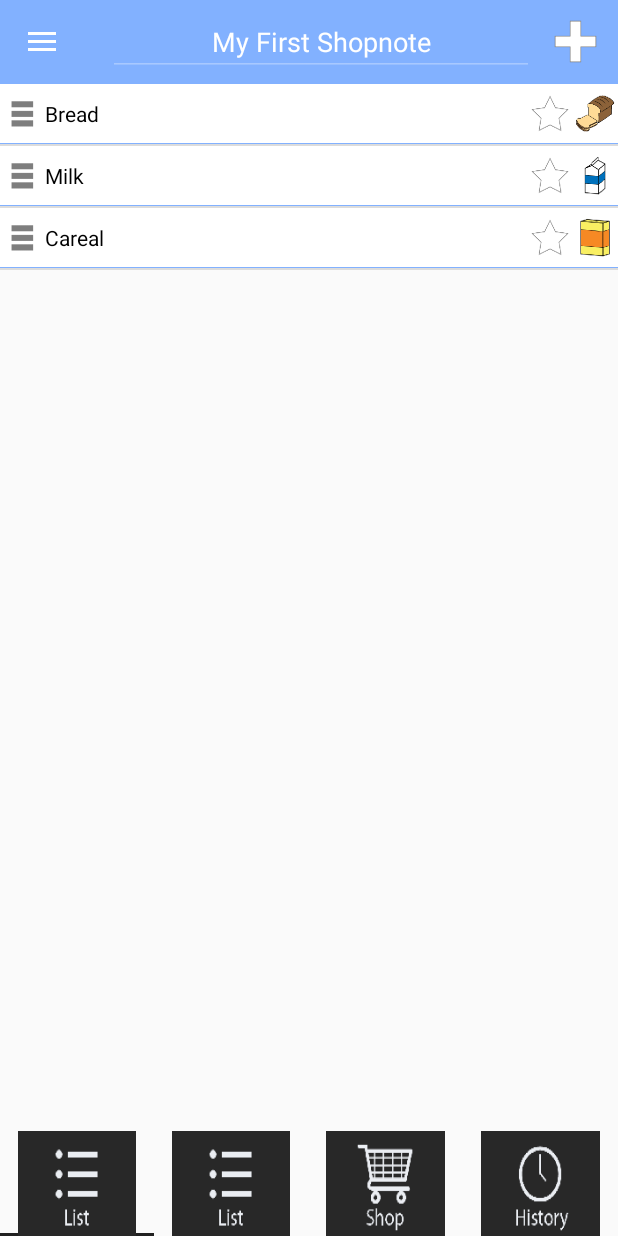
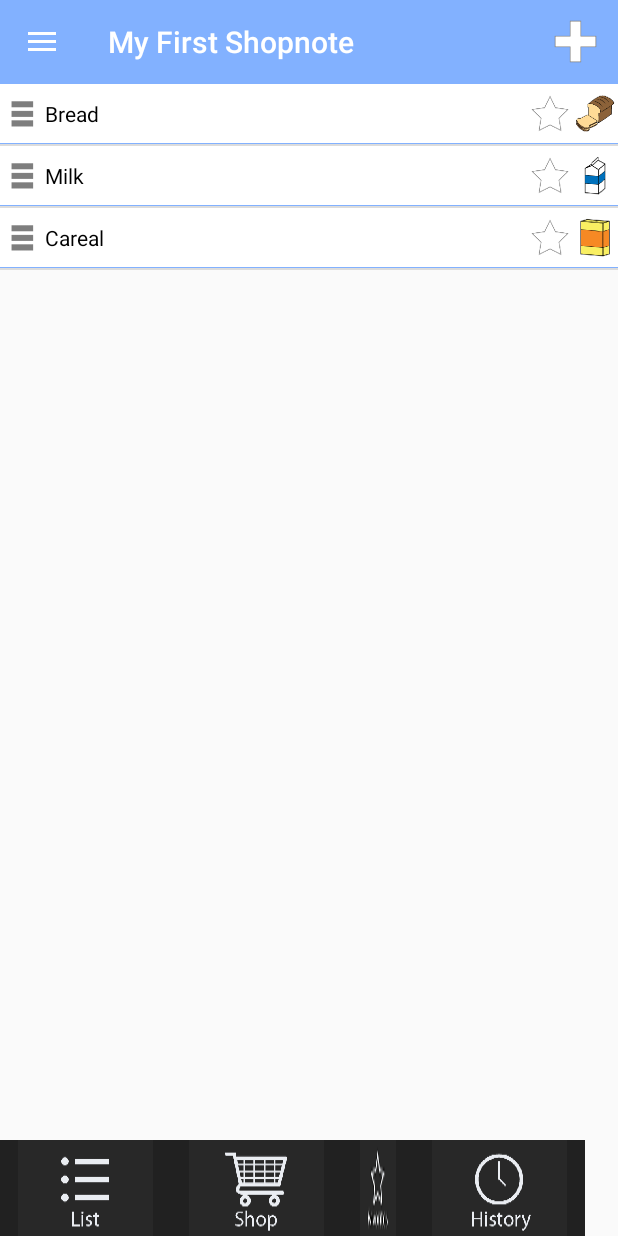
Before and after one commit to sjunaidkhaan/spnote, an Android app: the screen it shows after launch (MainActivity), on a phone screen of 412 x 824 dp. Run offline under Robolectric (Android 15) with nearby library versions, the phone set to English and light mode, and no system bars.

Commit message:
how to edit list title

```diff
--- a/ShopNote/app/build.gradle
+++ b/ShopNote/app/build.gradle
@@ -25,4 +25,6 @@ dependencies {
     compile 'com.android.support:appcompat-v7:23.1.1'
     compile 'com.android.support:recyclerview-v7:23.1.1'
     compile 'com.android.support:design:23.1.1'
+    compile 'com.baoyz.swipemenulistview:library:1.3.0'
+
 }
--- a/ShopNote/app/src/main/java/com/ingentive/shopnote/MainActivity.java
+++ b/ShopNote/app/src/main/java/com/ingentive/shopnote/MainActivity.java
@@ -1,15 +1,18 @@
 package com.ingentive.shopnote;
 import android.app.AlertDialog;
 import android.content.DialogInterface;
+import android.content.SharedPreferences;
 import android.support.v4.app.FragmentManager;
 import android.support.v4.app.FragmentTransaction;
 import android.support.v4.widget.DrawerLayout;
 import android.support.v7.app.AppCompatActivity;
 import android.os.Bundle;
 import android.support.v7.widget.Toolbar;
+import android.util.Log;
 import android.view.Menu;
 import android.view.MenuItem;
 import android.view.View;
+import android.view.View.OnClickListener;
 import android.widget.EditText;
 import android.widget.Toast;
 
@@ -39,14 +42,28 @@ public class MainActivity extends AppCompatActivity implements FragmentDrawer.Fr
     String fileName = "empty file";
     AlertDialog.Builder builder1;
     AlertDialog.Builder alertDialogBuilder;
-    private EditText editTitle;
+    SharedPreferences.Editor editor;
+    public static final String MyPREFERENCES = "MyPrefs" ;
+    String dbCreate ;
+    public static final String Phone = "phoneKey";
+    public static final String Email = "emailKey";
+    SharedPreferences prefs;
 
     @Override
     protected void onCreate(Bundle savedInstanceState) {
         super.onCreate(savedInstanceState);
         setContentView(R.layout.activity_main);
-        mToolbar = (Toolbar) findViewById(R.id.app_bar);
-        editTitle = (EditText)findViewById(R.id.etTitleEdit);
+
+        prefs = getSharedPreferences(MyPREFERENCES, MODE_PRIVATE);
+        String restoredText = prefs.getString(dbCreate, null);
+        if (restoredText != null) {
+            String name = prefs.getString(dbCreate, "No name defined");
+            Toast.makeText(getApplicationContext(),name,Toast.LENGTH_LONG).show();
+        }else{
+            editor = prefs.edit();
+            editor.putString(dbCreate,"success");
+            editor.commit();
+        }
 
         try {
             if (fileName.equals("empty file")) {
@@ -69,25 +86,23 @@ public class MainActivity extends AppCompatActivity implements FragmentDrawer.Fr
                 PlayWithRawFiles(fileName);
                 fileName = "screentextlist";
                 PlayWithRawFiles(fileName);
+
             }
         } catch (IOException e) {
             Toast.makeText(getApplicationContext(),
                     "Problems: " + e.getMessage(), Toast.LENGTH_LONG).show();
         }
-
-        db = new DatabaseHandler(this);
+        prefs = getSharedPreferences(MyPREFERENCES, getApplication().MODE_PRIVATE);
+        mToolbar = (Toolbar) findViewById(R.id.app_bar);
         setSupportActionBar(mToolbar);
         getSupportActionBar().setDisplayShowHomeEnabled(true);
-
-
         drawerFragment = (FragmentDrawer)
                 getSupportFragmentManager().findFragmentById(R.id.fragment_navigation_drawer);
 
         drawerFragment.setUp(R.id.fragment_navigation_drawer, (DrawerLayout) findViewById(R.id.drawer_layout), mToolbar);
         drawerFragment.setDrawerListener(this);
         displayView(3);
-        editTitle.setText("My First Shopnote");
-        editTitle.setEnabled(false);
+
         firstDialog();
         MyFirstNoteFragment fragment = new MyFirstNoteFragment();
 
--- a/ShopNote/app/src/main/java/com/ingentive/shopnote/constents/Const.java
+++ b/ShopNote/app/src/main/java/com/ingentive/shopnote/constents/Const.java
@@ -34,8 +34,8 @@ public class Const {
     public static final String NAME_NAME = "name";
     public static final String NAME_TEXT = "text";
     public static final String NAME_REGISTERED_EMAIL = "reg_email";
-    public static final String NAME_FAVORIES_BY_SECTION = "fav_by_secr";
-    public static final String NAME_SHOP_BY_SECTION = "shop_by_secr";
+    public static final String NAME_FAVORIES_BY_SECTION = "fav_by_section";
+    public static final String NAME_SHOP_BY_SECTION = "shop_by_section";
     public static final String NAME_LIST_INTRO = "list_intro";
     public static final String NAME_SHOP_INTRO = "shop_intro";
     public static final String NAME_FAVORIT_INTRO= "fav_Intro";
--- a/ShopNote/app/src/main/java/com/ingentive/shopnote/fragments/ShopFragment.java
+++ b/ShopNote/app/src/main/java/com/ingentive/shopnote/fragments/ShopFragment.java
@@ -10,13 +10,12 @@ import android.view.View;
 import android.view.ViewGroup;
 import android.widget.EditText;
 
+import com.ingentive.shopnote.MainActivity;
 import com.ingentive.shopnote.R;
 
 
 public class ShopFragment extends Fragment {
 
-    private Toolbar mToolbar;
-    private EditText editTitle;
     public ShopFragment() {
         // Required empty public constructor
     }
@@ -33,10 +32,6 @@ public class ShopFragment extends Fragment {
         // Inflate the layout for this fragment
         //return inflater.inflate(R.layout.fragment_shop, container, false);
         View view = inflater.inflate(R.layout.fragment_shop, container, false);
-        View toolbar_view = inflater.inflate(R.layout.toolbar, container, false);
-        editTitle = (EditText) toolbar_view.findViewById(R.id.etTitleEdit);
-        editTitle.setEnabled(true);
-        editTitle.setText("EditText");
         return view;
     }
 }
--- a/ShopNote/app/src/main/res/layout/custom_tab_item_fav.xml
+++ b/ShopNote/app/src/main/res/layout/custom_tab_item_fav.xml
@@ -5,7 +5,7 @@
     <ImageView
         android:layout_width="fill_parent"
         android:layout_height="fill_parent"
-        android:background="@drawable/shop_unselected"
+        android:background="@drawable/favoritess_unselected"
         />
 
 </LinearLayout>
--- a/ShopNote/app/src/main/res/layout/custom_tab_item_shop.xml
+++ b/ShopNote/app/src/main/res/layout/custom_tab_item_shop.xml
@@ -5,7 +5,7 @@
     <ImageView
         android:layout_width="fill_parent"
         android:layout_height="fill_parent"
-        android:background="@drawable/list_unselected"
+        android:background="@drawable/shop_unselected"
         />
 
 </LinearLayout>
--- a/ShopNote/app/src/main/res/layout/tab_layout.xml
+++ b/ShopNote/app/src/main/res/layout/tab_layout.xml
@@ -8,16 +8,17 @@
     android:weightSum="10">
 
     <android.support.v4.view.ViewPager
-        android:layout_weight="7"
+        android:layout_weight="8"
         android:id="@+id/viewpager"
         android:layout_width="match_parent"
         android:layout_height="wrap_content">
 
     </android.support.v4.view.ViewPager>
     <android.support.design.widget.TabLayout
-        android:layout_weight="3"
-        android:layout_height="100dp"
+        android:layout_weight="2"
+        android:layout_height="80dp"
         android:id="@+id/tabs"
+        android:background="#212121"
         app:tabIndicatorColor="#212121"
         app:tabSelectedTextColor="#FFFFFF"
         app:tabTextColor="@android:color/white"
--- a/ShopNote/app/src/main/res/layout/toolbar.xml
+++ b/ShopNote/app/src/main/res/layout/toolbar.xml
@@ -8,10 +8,4 @@
     android:minHeight="?attr/actionBarSize"
     local:popupTheme="@style/ThemeOverlay.AppCompat.Light"
     local:theme="@style/ThemeOverlay.AppCompat.Dark.ActionBar" >
-    <EditText
-        android:layout_width="match_parent"
-        android:layout_height="match_parent"
-        android:id="@+id/etTitleEdit"
-        android:textColor="@android:color/white"
-        android:gravity="center"/>
     </android.support.v7.widget.Toolbar>
```
